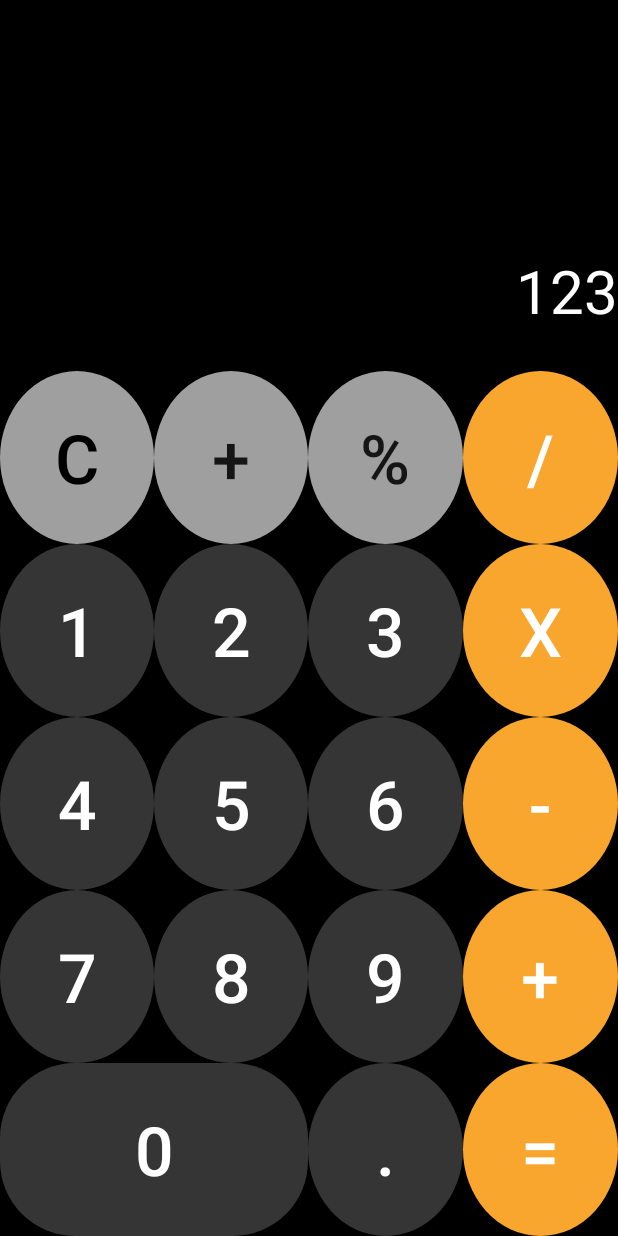
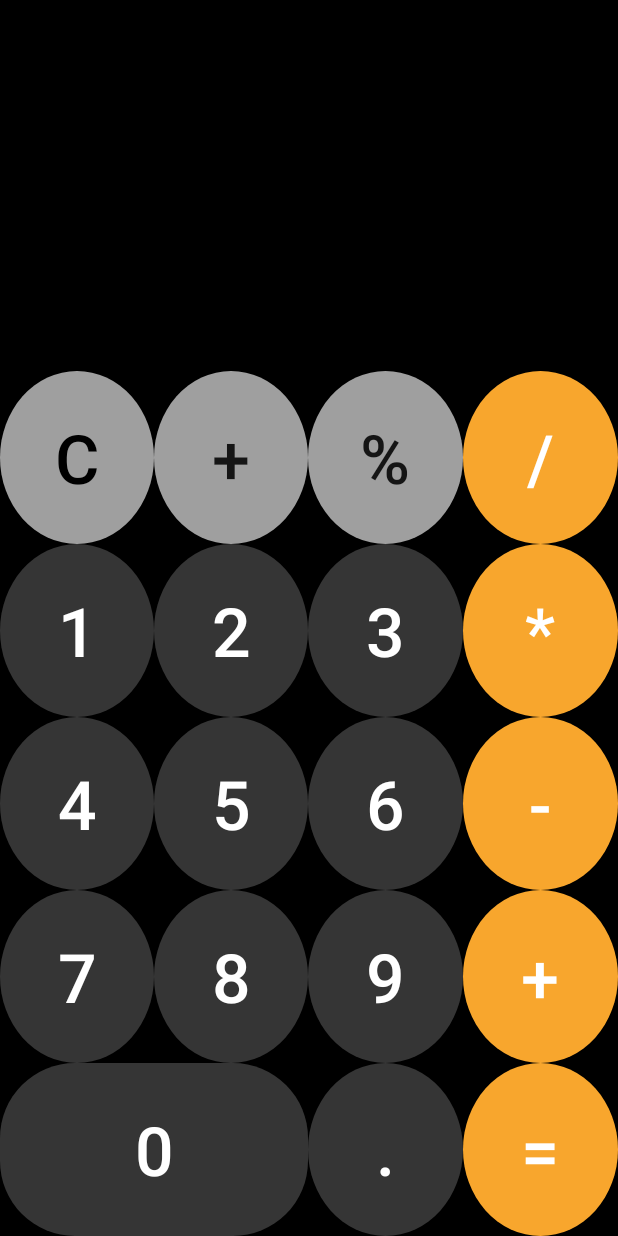
Before and after one commit to solly29/TDD_Android, an Android app: the screen it shows after launch (MainActivity), on a phone screen of 412 x 824 dp. Run offline under Robolectric (Android 15) with nearby library versions, the phone set to English and light mode, and no system bars; our stand-ins replace data binding.

Commit message:
2021-12-25 계산기 UI 작업

```diff
--- a/numCalculator/app/src/main/java/com/example/numcalculator/view/MainActivity.kt
+++ b/numCalculator/app/src/main/java/com/example/numcalculator/view/MainActivity.kt
@@ -13,7 +13,7 @@ class MainActivity : BaseActivity<MainViewModel, ActivityMainBinding>() {
     override val viewModel = MainViewModel()
 
     override fun initStartView() {
-
+        binding.viewmodel = viewModel
     }
 
     override fun initDataBinding() {
--- a/numCalculator/app/src/main/java/com/example/numcalculator/viewmodel/MainViewModel.kt
+++ b/numCalculator/app/src/main/java/com/example/numcalculator/viewmodel/MainViewModel.kt
@@ -1,14 +1,16 @@
 package com.example.numcalculator.viewmodel
 
+import android.util.Log
 import androidx.lifecycle.LiveData
 import androidx.lifecycle.MutableLiveData
 
 class MainViewModel: BaseViewModel() {
 
-    val formulaStr = StringBuffer()
-//    val formulaStr: String get() = _formulaStr.toString()
+    private val _formulaStrLivaData = MutableLiveData("")
+    val formulaStrLiveData: LiveData<String>
+        get() = _formulaStrLivaData
 
     fun addFormulaText(str: String) {
-        formulaStr.append(str)
+        _formulaStrLivaData.value = _formulaStrLivaData.value + " " + str
     }
 }
--- a/numCalculator/app/src/main/res/layout/activity_main.xml
+++ b/numCalculator/app/src/main/res/layout/activity_main.xml
@@ -3,6 +3,15 @@
     xmlns:android="http://schemas.android.com/apk/res/android"
     xmlns:app="http://schemas.android.com/apk/res-auto"
     xmlns:tools="http://schemas.android.com/tools">
+
+    <data>
+
+        <variable
+            name="viewmodel"
+            type="com.example.numcalculator.viewmodel.MainViewModel" />
+
+        <import type="android.widget.Button"/>
+    </data>
 
     <androidx.constraintlayout.widget.ConstraintLayout
         android:layout_width="match_parent"
@@ -21,7 +30,7 @@
         <TextView
             android:layout_width="match_parent"
             android:layout_height="0dp"
-            android:text="123"
+            android:text="@{viewmodel.formulaStrLiveData}"
             android:textSize="40dp"
             android:textColor="@color/white"
             android:gravity="right|center"
@@ -67,7 +76,8 @@
                 android:text="+"
                 android:textSize="45dp"
                 android:background="@drawable/cal_button_background"
-                android:backgroundTint="#9F9F9F"/>
+                android:backgroundTint="#9F9F9F"
+                android:onClick="@{(e) -> viewmodel.addFormulaText(((Button)e).text.toString())}"/>
 
             <Button
                 android:layout_width="0dp"
@@ -77,7 +87,8 @@
                 android:text="%"
                 android:textSize="45dp"
                 android:background="@drawable/cal_button_background"
-                android:backgroundTint="#9F9F9F"/>
+                android:backgroundTint="#9F9F9F"
+                android:onClick="@{(e) -> viewmodel.addFormulaText(((Button)e).text.toString())}"/>
 
             <Button
                 android:layout_width="0dp"
@@ -88,7 +99,8 @@
                 android:textSize="45dp"
                 android:textColor="@color/white"
                 android:background="@drawable/cal_button_background"
-                android:backgroundTint="#F8A62D"/>
+                android:backgroundTint="#F8A62D"
+                android:onClick="@{(e) -> viewmodel.addFormulaText(((Button)e).text.toString())}"/>
 
             <Button
                 android:layout_width="0dp"
@@ -98,7 +110,8 @@
                 android:text="1"
                 android:textSize="45dp"
                 android:textColor="@color/white"
-                android:background="@drawable/cal_button_background"/>
+                android:background="@drawable/cal_button_background"
+                android:onClick="@{(e) -> viewmodel.addFormulaText(((Button)e).text.toString())}"/>
 
             <Button
                 android:layout_width="0dp"
@@ -108,7 +121,8 @@
                 android:text="2"
                 android:textSize="45dp"
                 android:textColor="@color/white"
-                android:background="@drawable/cal_button_background"/>
+                android:background="@drawable/cal_button_background"
+                android:onClick="@{(e) -> viewmodel.addFormulaText(((Button)e).text.toString())}"/>
 
             <Button
                 android:layout_width="0dp"
@@ -118,18 +132,20 @@
                 android:text="3"
                 android:textSize="45dp"
                 android:textColor="@color/white"
-                android:background="@drawable/cal_button_background"/>
+                android:background="@drawable/cal_button_background"
+                android:onClick="@{(e) -> viewmodel.addFormulaText(((Button)e).text.toString())}"/>
 
             <Button
                 android:layout_width="0dp"
                 android:layout_height="0dp"
                 android:layout_columnWeight="1"
                 android:layout_rowWeight="1"
-                android:text="X"
+                android:text="*"
                 android:textSize="45dp"
                 android:textColor="@color/white"
                 android:background="@drawable/cal_button_background"
-                android:backgroundTint="#F8A62D"/>
+                android:backgroundTint="#F8A62D"
+                android:onClick="@{(e) -> viewmodel.addFormulaText(((Button)e).text.toString())}"/>
 
             <Button
                 android:layout_width="0dp"
@@ -139,7 +155,8 @@
                 android:text="4"
                 android:textSize="45dp"
                 android:textColor="@color/white"
-                android:background="@drawable/cal_button_background"/>
+                android:background="@drawable/cal_button_background"
+                android:onClick="@{(e) -> viewmodel.addFormulaText(((Button)e).text.toString())}"/>
 
             <Button
                 android:layout_width="0dp"
@@ -149,7 +166,8 @@
                 android:text="5"
                 android:textSize="45dp"
                 android:textColor="@color/white"
-                android:background="@drawable/cal_button_background"/>
+                android:background="@drawable/cal_button_background"
+                android:onClick="@{(e) -> viewmodel.addFormulaText(((Button)e).text.toString())}"/>
 
             <Button
                 android:layout_width="0dp"
@@ -159,7 +177,8 @@
                 android:text="6"
                 android:textSize="45dp"
                 android:textColor="@color/white"
-                android:background="@drawable/cal_button_background"/>
+                android:background="@drawable/cal_button_background"
+                android:onClick="@{(e) -> viewmodel.addFormulaText(((Button)e).text.toString())}"/>
 
             <Button
                 android:layout_width="0dp"
@@ -170,7 +189,8 @@
                 android:textSize="45dp"
                 android:textColor="@color/white"
                 android:background="@drawable/cal_button_background"
-                android:backgroundTint="#F8A62D"/>
+                android:backgroundTint="#F8A62D"
+                android:onClick="@{(e) -> viewmodel.addFormulaText(((Button)e).text.toString())}"/>
 
             <Button
                 android:layout_width="0dp"
@@ -180,7 +200,8 @@
                 android:text="7"
                 android:textSize="45dp"
                 android:textColor="@color/white"
-                android:background="@drawable/cal_button_background"/>
+                android:background="@drawable/cal_button_background"
+                android:onClick="@{(e) -> viewmodel.addFormulaText(((Button)e).text.toString())}"/>
 
             <Button
                 android:layout_width="0dp"
@@ -190,7 +211,8 @@
                 android:text="8"
                 android:textSize="45dp"
                 android:textColor="@color/white"
-                android:background="@drawable/cal_button_background"/>
+                android:background="@drawable/cal_button_background"
+                android:onClick="@{(e) -> viewmodel.addFormulaText(((Button)e).text.toString())}"/>
 
             <Button
                 android:layout_width="0dp"
@@ -200,7 +222,8 @@
                 android:text="9"
                 android:textSize="45dp"
                 android:textColor="@color/white"
-                android:background="@drawable/cal_button_background"/>
+                android:background="@drawable/cal_button_background"
+                android:onClick="@{(e) -> viewmodel.addFormulaText(((Button)e).text.toString())}"/>
 
             <Button
                 android:layout_width="0dp"
@@ -211,7 +234,8 @@
                 android:textSize="45dp"
                 android:textColor="@color/white"
                 android:background="@drawable/cal_button_background"
-                android:backgroundTint="#F8A62D"/>
+                android:backgroundTint="#F8A62D"
+                android:onClick="@{(e) -> viewmodel.addFormulaText(((Button)e).text.toString())}"/>
 
             <Button
                 android:layout_width="0dp"
@@ -222,7 +246,8 @@
                 android:text="0"
                 android:textSize="45dp"
                 android:textColor="@color/white"
-                android:background="@drawable/cal_button_background2"/>
+                android:background="@drawable/cal_button_background2"
+                android:onClick="@{(e) -> viewmodel.addFormulaText(((Button)e).text.toString())}"/>
 
             <Button
                 android:layout_width="0dp"
@@ -232,7 +257,8 @@
                 android:text="."
                 android:textSize="45dp"
                 android:textColor="@color/white"
-                android:background="@drawable/cal_button_background"/>
+                android:background="@drawable/cal_button_background"
+                android:onClick="@{(e) -> viewmodel.addFormulaText(((Button)e).text.toString())}"/>
 
             <Button
                 android:layout_width="0dp"
```
Also changed, not shown: 1 other file.
